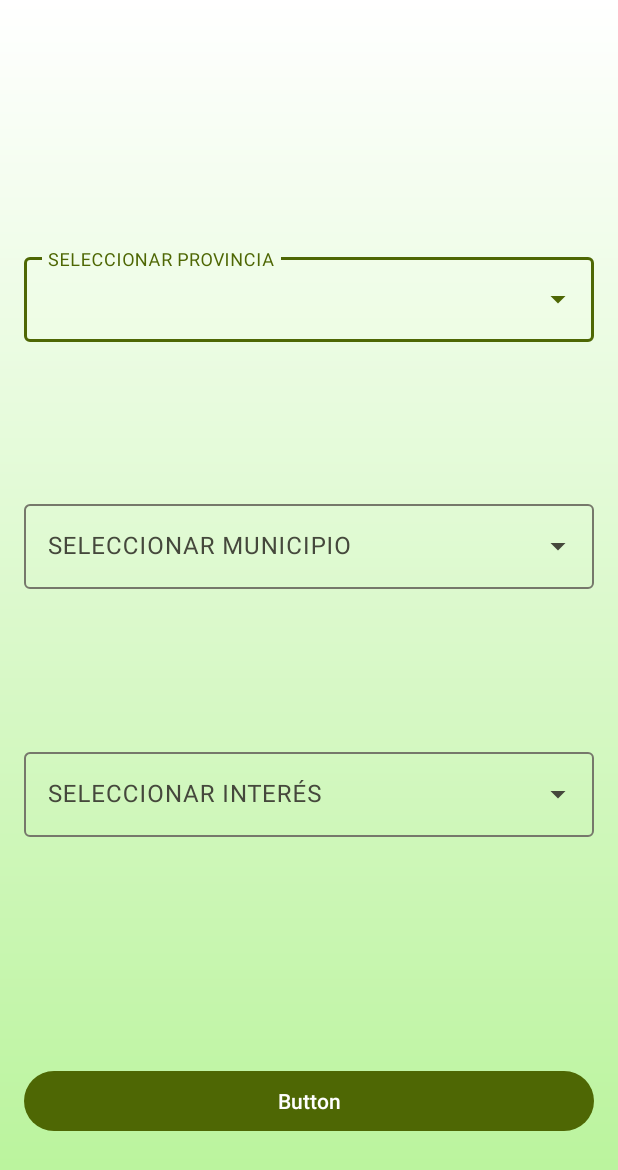
After one commit to MSebas55/SpotSpain, an Android app: the SearchActivity screen opened directly, with no data from a screen before it, on a phone screen of 412 x 824 dp. The commit adds this screen. Shown: the top 1170 px of the screen. Run offline under Robolectric (Android 15) with nearby library versions, the phone set to English and light mode, and no system bars.

Commit message:
Ahora si que esta ready. Creo...

```diff
--- a/app/src/main/AndroidManifest.xml
+++ b/app/src/main/AndroidManifest.xml
@@ -14,6 +14,9 @@
         android:supportsRtl="true"
         android:theme="@style/Theme.SpotSpain"
         tools:targetApi="31">
+        <activity
+            android:name=".SearchActivity"
+            android:exported="false" />
         <activity
             android:name=".Register"
             android:exported="false" />
--- /dev/null
+++ b/app/src/main/java/com/example/spotspain/SearchActivity.java
@@ -0,0 +1,37 @@
+package com.example.spotspain;
+
+import android.os.Bundle;
+import android.widget.ArrayAdapter;
+import android.widget.AutoCompleteTextView;
+import androidx.appcompat.app.AppCompatActivity;
+import com.example.spotspain.databinding.ActivitySearchBinding;
+
+public class SearchActivity extends AppCompatActivity {
+
+    private ActivitySearchBinding binding;
+
+    @Override
+    protected void onCreate(Bundle savedInstanceState) {
+        super.onCreate(savedInstanceState);
+        binding = ActivitySearchBinding.inflate(getLayoutInflater());
+        setContentView(binding.getRoot());
+
+        String[] provincias = getResources().getStringArray(R.array.Provincia);
+        ArrayAdapter<String> adapter1 = new ArrayAdapter<>(this, R.layout.list_item, provincias);
+
+        String[] municipios = getResources().getStringArray(R.array.Municipio);
+        ArrayAdapter<String> adapter2 = new ArrayAdapter<>(this, R.layout.list_item, municipios);
+
+        String[] intereses = getResources().getStringArray(R.array.Interes);
+        ArrayAdapter<String> adapter3 = new ArrayAdapter<>(this, R.layout.list_item, intereses);
+
+        AutoCompleteTextView autoCompleteTextView1 = binding.autoCompleteTextView1;
+        autoCompleteTextView1.setAdapter(adapter1);
+
+        AutoCompleteTextView autoCompleteTextView2 = binding.autoCompleteTextView2;
+        autoCompleteTextView2.setAdapter(adapter2);
+
+        AutoCompleteTextView autoCompleteTextView3 = binding.autoCompleteTextView3;
+        autoCompleteTextView3.setAdapter(adapter3);
+    }
+}
--- /dev/null
+++ b/app/src/main/res/layout/activity_search.xml
@@ -0,0 +1,63 @@
+<?xml version="1.0" encoding="utf-8"?>
+<FrameLayout
+    xmlns:android="http://schemas.android.com/apk/res/android"
+    android:layout_width="match_parent"
+    android:layout_height="match_parent"
+    android:padding="16dp"
+    android:background="@drawable/gradient">
+
+    <com.google.android.material.textfield.TextInputLayout
+        style="@style/Widget.Material3.TextInputLayout.OutlinedBox.ExposedDropdownMenu"
+        android:layout_width="match_parent"
+        android:layout_height="wrap_content"
+        android:layout_marginBottom="8dp"
+        android:layout_gravity="top"
+        android:layout_marginTop="150dp">
+
+        <AutoCompleteTextView
+            android:id="@+id/autoCompleteTextView1"
+            android:layout_width="match_parent"
+            android:layout_height="wrap_content"
+            android:inputType="none"
+            android:hint="SELECCIONAR PROVINCIA" />
+    </com.google.android.material.textfield.TextInputLayout>
+
+    <com.google.android.material.textfield.TextInputLayout
+        style="@style/Widget.Material3.TextInputLayout.OutlinedBox.ExposedDropdownMenu"
+        android:layout_width="match_parent"
+        android:layout_height="wrap_content"
+        android:layout_marginBottom="50dp"
+        android:layout_gravity="center"
+        >
+
+        <AutoCompleteTextView
+            android:id="@+id/autoCompleteTextView2"
+            android:layout_width="match_parent"
+            android:layout_height="wrap_content"
+            android:inputType="none"
+            android:hint="SELECCIONAR MUNICIPIO" />
+    </com.google.android.material.textfield.TextInputLayout>
+
+    <com.google.android.material.textfield.TextInputLayout
+        style="@style/Widget.Material3.TextInputLayout.OutlinedBox.ExposedDropdownMenu"
+        android:layout_width="match_parent"
+        android:layout_height="wrap_content"
+        android:layout_gravity="bottom"
+        android:layout_marginBottom="250dp">
+
+        <AutoCompleteTextView
+            android:id="@+id/autoCompleteTextView3"
+            android:layout_width="match_parent"
+            android:layout_height="wrap_content"
+            android:inputType="none"
+            android:hint="SELECCIONAR INTERÉS" />
+    </com.google.android.material.textfield.TextInputLayout>
+
+    <Button
+        android:id="@+id/button"
+        android:layout_width="match_parent"
+        android:layout_height="wrap_content"
+        android:text="Button"
+        android:layout_gravity="bottom"
+        android:layout_marginBottom="50dp" />
+</FrameLayout>
--- /dev/null
+++ b/app/src/main/res/layout/list_item.xml
@@ -0,0 +1,6 @@
+<?xml version="1.0" encoding="utf-8"?>
+<androidx.constraintlayout.widget.ConstraintLayout xmlns:android="http://schemas.android.com/apk/res/android"
+    android:id="@+id/textView2"
+    android:layout_width="wrap_content"
+    android:layout_height="wrap_content"
+    android:padding="16dp"/>
--- a/app/src/main/res/values/strings.xml
+++ b/app/src/main/res/values/strings.xml
@@ -3,4 +3,22 @@
     <string name="watermark">SpotSpain by Sebastian Calimandruc</string>
     <!-- TODO: Remove or change this placeholder text -->
     <string name="hello_blank_fragment">Hello blank fragment</string>
+    <string-array name="Provincia">
+        <item>Madrid</item>
+        <item>Barcelona</item>
+        <item>Murcia</item>
+        <item>Valencia</item>
+    </string-array>
+    <string-array name="Municipio">
+        <item>Madrid</item>
+        <item>Torrejón de Ardoz</item>
+        <item>Alcalá de Henares</item>
+        <item>Arganda del Rey</item>
+    </string-array>
+    <string-array name="Interes">
+        <item>Restaurantes</item>
+        <item>Iglesias</item>
+        <item>Museos</item>
+        <item>Discotecas / Pubs</item>
+    </string-array>
 </resources>
```
